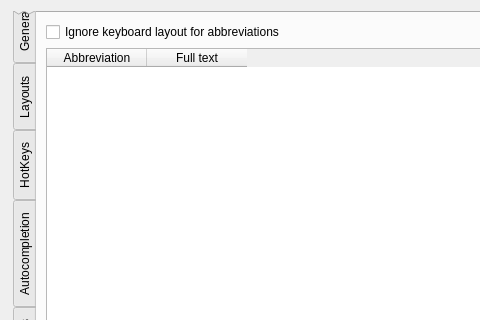
This is kdeneur/src/frmsettings.ui in voidptr/xneur-option as Qt 5 draws it before an edit; both pictures show x 0 to 480 and y 0 to 320 of the 760 by 653 pixel window. The edited form follows.
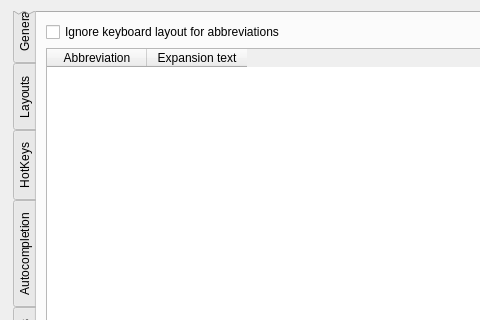
This is the edited form. Custom widgets are drawn as their Qt base class.

Commit message: сделал форму добавления сокращений

Patch:
```diff
--- a/kdeneur/src/frmsettings.ui
+++ b/kdeneur/src/frmsettings.ui
@@ -986,7 +986,7 @@
          </column>
          <column>
           <property name="text">
-           <string>Full text</string>
+           <string>Expansion text</string>
           </property>
          </column>
         </widget>
```
The commit also changes 6 other files.
